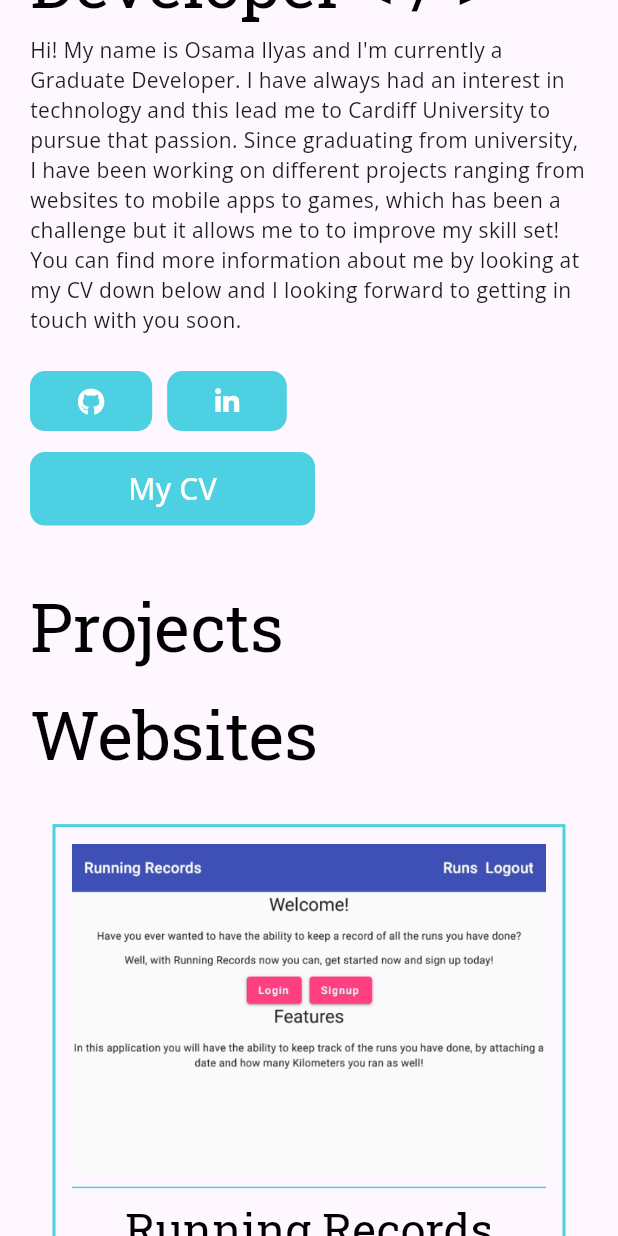
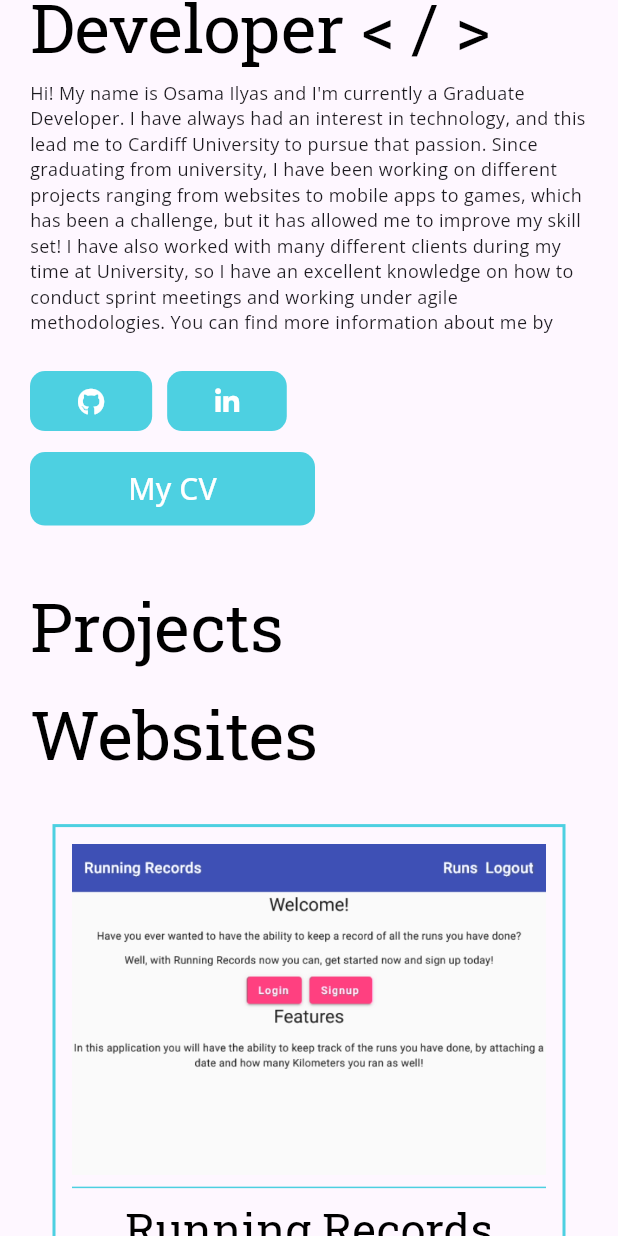
Before and after one commit to Osama-cs/PersonalPortfolio, a Flutter app: the screen it shows after launch, scrolled down 576 dp, on a phone screen of 412 x 824 dp. Run offline on Flutter 3.47's test engine with Material 3 defaults, Android fonts, the phone set to English and light mode, and no system bars; drawn by our look-alikes of auto_size_text; our stand-ins replace after_layout, font_awesome_flutter, google_fonts, responsive_builder.

Commit message:
Tweaked header description.

```diff
--- a/lib/header/header_page.dart
+++ b/lib/header/header_page.dart
@@ -74,7 +74,7 @@ class HeaderBody extends StatelessWidget {
         SizedBox(height: isMobile ? 10 : 37),
         AutoSizeText(
           //"Hi",
-          "Hi! My name is Osama Ilyas and I'm currently a Graduate Developer. I have always had an interest in technology and this lead me to Cardiff University to pursue that passion. Since graduating from university, I have been working on different projects ranging from websites to mobile apps to games, which has been a challenge but it allows me to to improve my skill set! You can find more information about me by looking at my CV down below and I looking forward to getting in touch with you soon.",
+          "Hi! My name is Osama Ilyas and I'm currently a Graduate Developer. I have always had an interest in technology, and this lead me to Cardiff University to pursue that passion. Since graduating from university, I have been working on different projects ranging from websites to mobile apps to games, which has been a challenge, but it has allowed me to improve my skill set! I have also worked with many different clients during my time at University, so I have an excellent knowledge on how to conduct sprint meetings and working under agile methodologies. You can find more information about me by looking at my CV down below and I looking forward to getting in touch with you soon.",
           style: GoogleFonts.openSans(fontSize: isSmallWidth ? 14 : 20),
           maxLines: 10,
         ),
```
Also changed, not shown: 1 other file.
